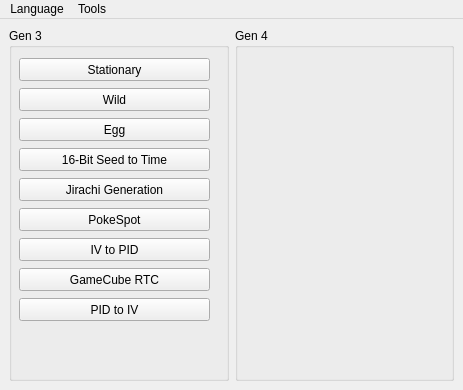
Above: Forms/MainWindow.ui from Admiral-Fish/PokeFinder before the change. Below: the same form after it.
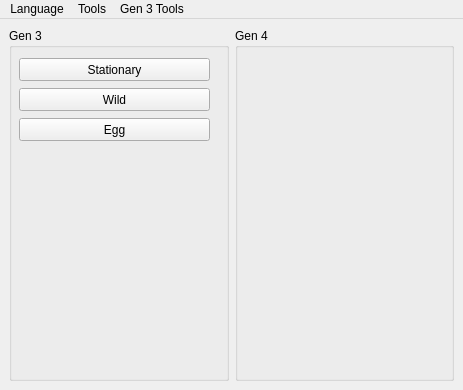
That is the form after the change. Icons and pictures are not drawn.

Commit message: MainWindow tabs for Gen 3 Tools

What changed in the file:
```diff
--- a/Forms/MainWindow.ui
+++ b/Forms/MainWindow.ui
@@ -81,84 +81,6 @@
         <string>Egg</string>
        </property>
       </widget>
-      <widget class="QPushButton" name="pushButtonSeedToTime3">
-       <property name="geometry">
-        <rect>
-         <x>10</x>
-         <y>120</y>
-         <width>191</width>
-         <height>23</height>
-        </rect>
-       </property>
-       <property name="text">
-        <string>16-Bit Seed to Time</string>
-       </property>
-      </widget>
-      <widget class="QPushButton" name="pushButtonJirachiGeneration">
-       <property name="geometry">
-        <rect>
-         <x>10</x>
-         <y>150</y>
-         <width>191</width>
-         <height>23</height>
-        </rect>
-       </property>
-       <property name="text">
-        <string>Jirachi Generation</string>
-       </property>
-      </widget>
-      <widget class="QPushButton" name="pushButtonPokeSpot">
-       <property name="geometry">
-        <rect>
-         <x>10</x>
-         <y>180</y>
-         <width>191</width>
-         <height>23</height>
-        </rect>
-       </property>
-       <property name="text">
-        <string>PokeSpot</string>
-       </property>
-      </widget>
-      <widget class="QPushButton" name="pushButtonIVToPID">
-       <property name="geometry">
-        <rect>
-         <x>10</x>
-         <y>210</y>
-         <width>191</width>
-         <height>23</height>
-        </rect>
-       </property>
-       <property name="text">
-        <string>IV to PID</string>
-       </property>
-      </widget>
-      <widget class="QPushButton" name="pushButtonGameCubeRTC">
-       <property name="geometry">
-        <rect>
-         <x>10</x>
-         <y>240</y>
-         <width>191</width>
-         <height>23</height>
-        </rect>
-       </property>
-       <property name="text">
-        <string>GameCube RTC</string>
-       </property>
-      </widget>
-      <widget class="QPushButton" name="pushButtonPIDtoIV">
-       <property name="geometry">
-        <rect>
-         <x>10</x>
-         <y>270</y>
-         <width>191</width>
-         <height>23</height>
-        </rect>
-       </property>
-       <property name="text">
-        <string>PID to IV</string>
-       </property>
-      </widget>
      </widget>
     </item>
     <item row="0" column="1">
@@ -190,8 +112,20 @@
     </property>
     <addaction name="actionResearcher"/>
    </widget>
+   <widget class="QMenu" name="menuGen_3_Tools">
+    <property name="title">
+     <string>Gen 3 Tools</string>
+    </property>
+    <addaction name="action16_Bit_Seed_to_Time"/>
+    <addaction name="actionJirachi_Generation"/>
+    <addaction name="actionPokeSpot"/>
+    <addaction name="actionIV_to_PID"/>
+    <addaction name="actionGameCube_RTC"/>
+    <addaction name="actionPID_to_IV"/>
+   </widget>
    <addaction name="menuLanguage"/>
    <addaction name="menuTools"/>
+   <addaction name="menuGen_3_Tools"/>
   </widget>
   <action name="actionResearcher">
    <property name="text">
```
Left out of the diff: 30 changed lines with no effect on the pictures. The commit also changes 2 other files.
